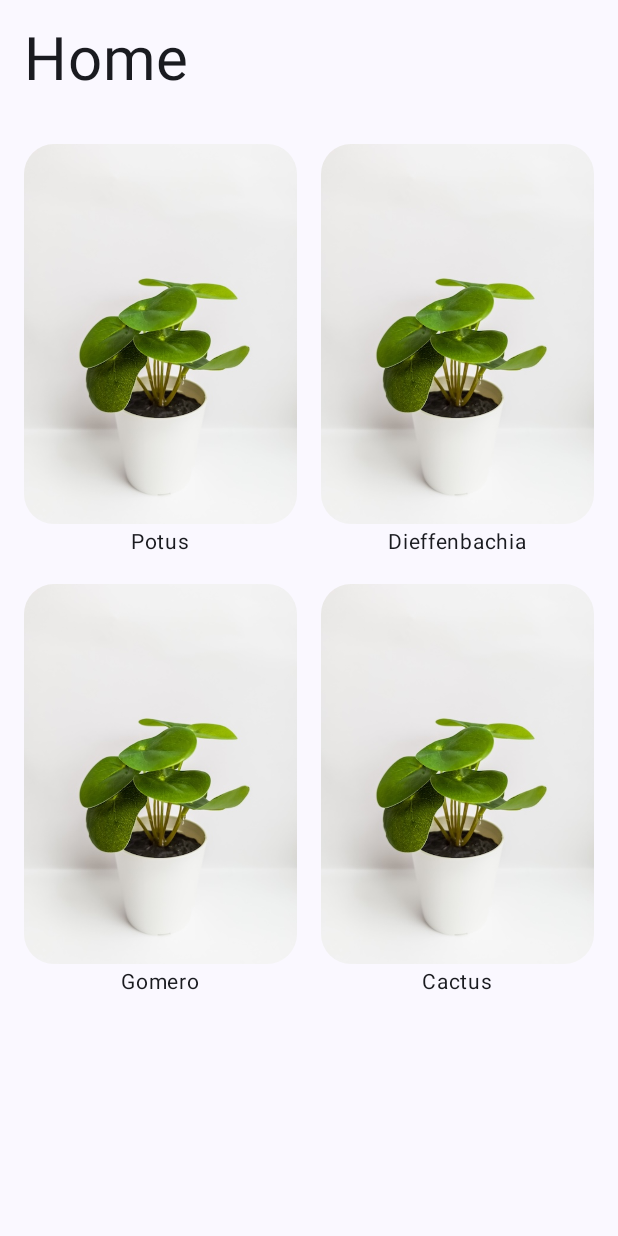
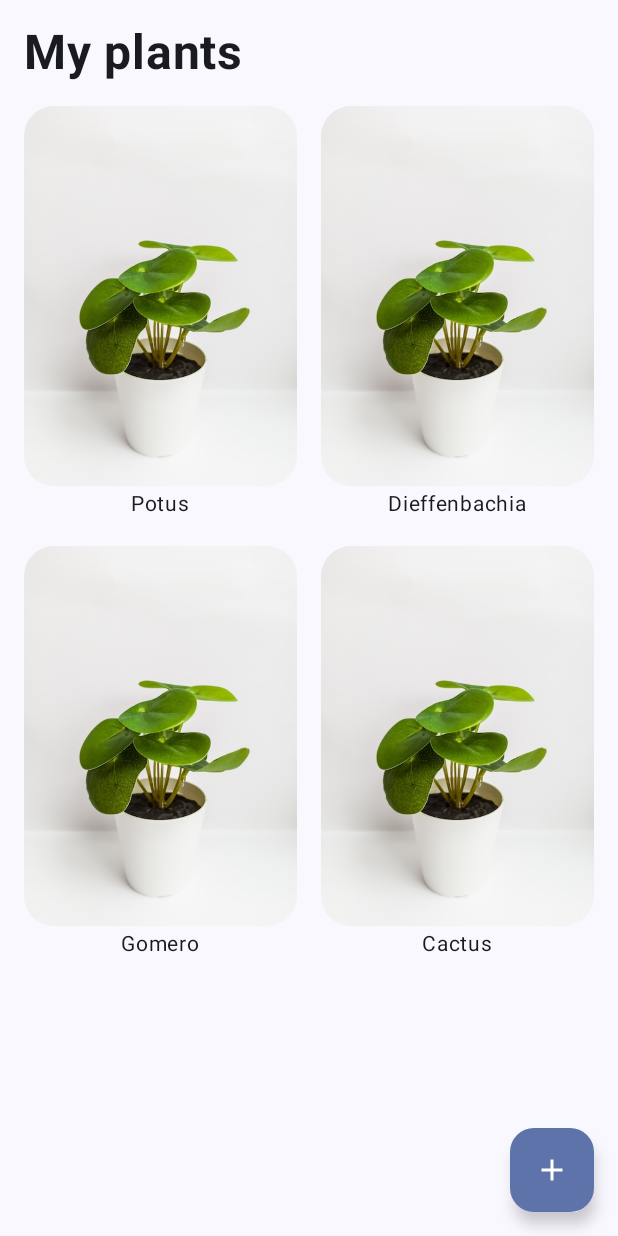
Before and after one commit to priettt/Persephone, an Android app built with Jetpack Compose: the screen it shows after launch (MainActivity), on a phone screen of 412 x 824 dp. Run offline under Robolectric (Android 15) with nearby library versions, the phone set to English and light mode, and no system bars.

Commit message:
Added a scaffold and a FAB to the home screen

```diff
--- a/app/src/main/java/co/francis/persephone/ui/home/HomeScreen.kt
+++ b/app/src/main/java/co/francis/persephone/ui/home/HomeScreen.kt
@@ -9,12 +9,18 @@ import androidx.compose.foundation.lazy.grid.GridCells
 import androidx.compose.foundation.lazy.grid.LazyVerticalGrid
 import androidx.compose.foundation.lazy.grid.items
 import androidx.compose.foundation.shape.RoundedCornerShape
+import androidx.compose.material.icons.Icons
+import androidx.compose.material.icons.filled.Add
+import androidx.compose.material3.FloatingActionButton
+import androidx.compose.material3.Icon
+import androidx.compose.material3.Scaffold
 import androidx.compose.material3.Text
 import androidx.compose.runtime.Composable
 import androidx.compose.ui.Alignment
 import androidx.compose.ui.Modifier
 import androidx.compose.ui.draw.clip
 import androidx.compose.ui.res.painterResource
+import androidx.compose.ui.text.font.FontWeight
 import androidx.compose.ui.unit.dp
 import androidx.compose.ui.unit.sp
 import androidx.lifecycle.compose.collectAsStateWithLifecycle
@@ -25,11 +31,23 @@ fun HomeScreen(
     homeViewModel: HomeViewModel = viewModel()
 ) {
     val uiState = homeViewModel.uiState.collectAsStateWithLifecycle()
-    Column {
+
+    Scaffold(
+        floatingActionButton = {
+            FloatingActionButton(
+                onClick = { /*TODO*/ },
+                content = { Icon(Icons.Default.Add, "Add a plant") }
+            )
+        },
+    ) { innerPadding ->
+        Column(
+            modifier = Modifier.padding(innerPadding)
+        ) {
             Text(
-            text = "Home",
-            fontSize = 40.sp,
-            modifier = Modifier.padding(16.dp)
+                text = "My plants",
+                fontSize = 32.sp,
+                fontWeight = FontWeight.Bold,
+                modifier = Modifier.padding(start = 16.dp, end = 16.dp, top = 16.dp)
             )
             LazyVerticalGrid(
                 columns = GridCells.Fixed(2),
@@ -40,6 +58,7 @@ fun HomeScreen(
                 val plants: List<Plant> = uiState.value.plants
                 items(plants) {
                     PlantCard(plant = it)
+                }
             }
         }
     }
```
Lines whose indentation alone changed are shown as unchanged.
